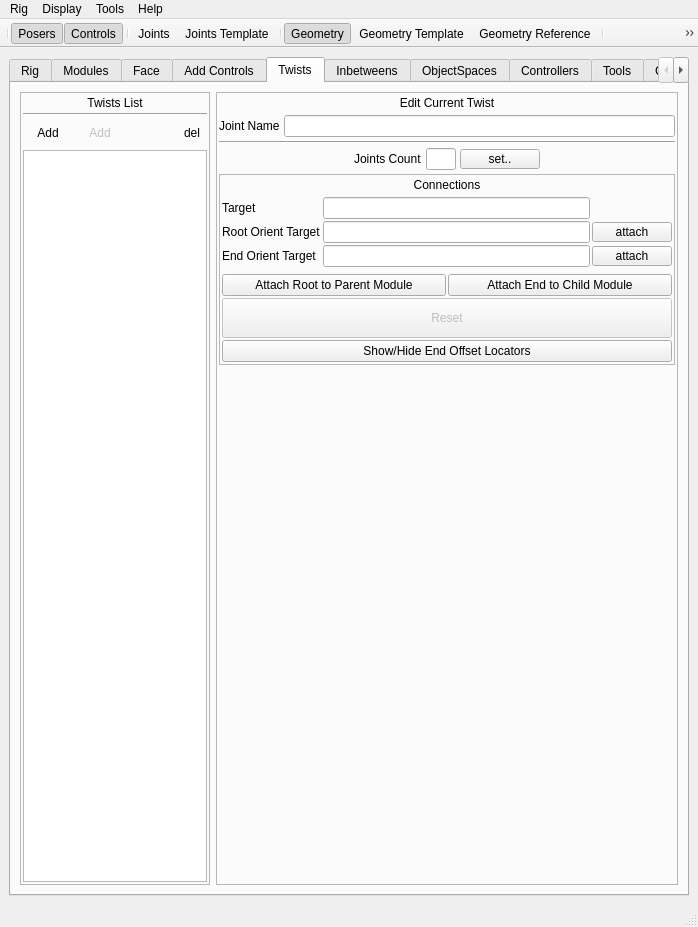
Qt form ui/designer/mainWindow.ui (PavelCrow/RigStudio3) before a commit.
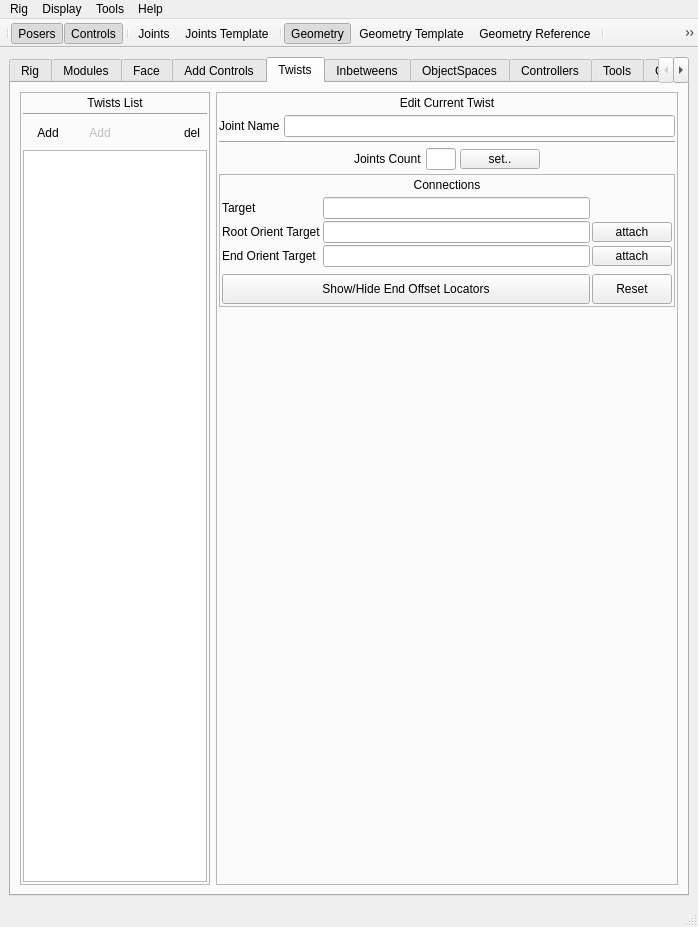
The same form after that commit. The open tabs and pages were chosen to show the change.

Diff of the .ui file:
```diff
--- a/ui/designer/mainWindow.ui
+++ b/ui/designer/mainWindow.ui
@@ -4987,73 +4987,6 @@
                    </property>
                   </spacer>
                  </item>
-                 <item>
-                  <layout class="QHBoxLayout" name="horizontalLayout_14">
-                   <property name="spacing">
-                    <number>2</number>
-                   </property>
-                   <item>
-                    <widget class="QPushButton" name="twist_attachRootToParent_btn">
-                     <property name="minimumSize">
-                      <size>
-                       <width>60</width>
-                       <height>0</height>
-                      </size>
-                     </property>
-                     <property name="maximumSize">
-                      <size>
-                       <width>800000</width>
-                       <height>25</height>
-                      </size>
-                     </property>
-                     <property name="text">
-                      <string>Attach Root to Parent Module</string>
-                     </property>
-                    </widget>
-                   </item>
-                   <item>
-                    <widget class="QPushButton" name="twist_attachEndToChild_btn">
-                     <property name="minimumSize">
-                      <size>
-                       <width>60</width>
-                       <height>0</height>
-                      </size>
-                     </property>
-                     <property name="maximumSize">
-                      <size>
-                       <width>800000</width>
-                       <height>25</height>
-                      </size>
-                     </property>
-                     <property name="text">
-                      <string>Attach End to Child Module</string>
-                     </property>
-                    </widget>
-                   </item>
-                  </layout>
-                 </item>
-                 <item>
-                  <widget class="QPushButton" name="twist_reset_btn">
-                   <property name="enabled">
-                    <bool>false</bool>
-                   </property>
-                   <property name="minimumSize">
-                    <size>
-                     <width>60</width>
-                     <height>40</height>
-                    </size>
-                   </property>
-                   <property name="maximumSize">
-                    <size>
-                     <width>800000</width>
-                     <height>40</height>
-                    </size>
-                   </property>
-                   <property name="text">
-                    <string>Reset</string>
-                   </property>
-                  </widget>
-                 </item>
                  <item>
                   <layout class="QHBoxLayout" name="horizontalLayout_43">
                    <property name="spacing">
@@ -5064,13 +4997,13 @@
                      <property name="minimumSize">
                       <size>
                        <width>60</width>
-                       <height>0</height>
+                       <height>30</height>
                       </size>
                      </property>
                      <property name="maximumSize">
                       <size>
                        <width>800000</width>
-                       <height>25</height>
+                       <height>30</height>
                       </size>
                      </property>
                      <property name="text">
@@ -5081,6 +5014,28 @@
                      </property>
                     </widget>
                    </item>
+                   <item>
+                    <widget class="QPushButton" name="twist_reset_btn">
+                     <property name="enabled">
+                      <bool>true</bool>
+                     </property>
+                     <property name="minimumSize">
+                      <size>
+                       <width>80</width>
+                       <height>30</height>
+                      </size>
+                     </property>
+                     <property name="maximumSize">
+                      <size>
+                       <width>80</width>
+                       <height>40</height>
+                      </size>
+                     </property>
+                     <property name="text">
+                      <string>Reset</string>
+                     </property>
+                    </widget>
+                   </item>
                   </layout>
                  </item>
                 </layout>
```
Left out of the diff: 7 changed lines with no effect on the pictures.
